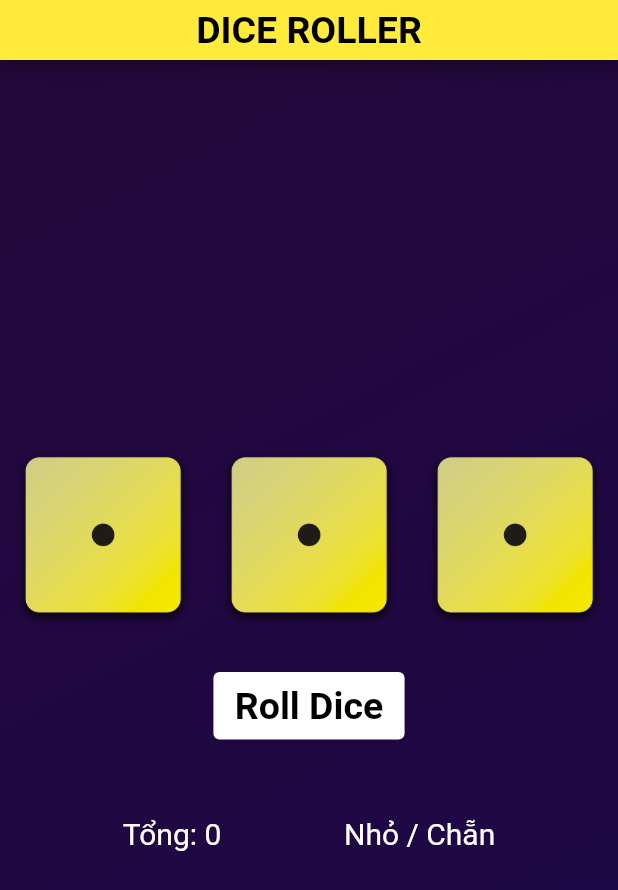
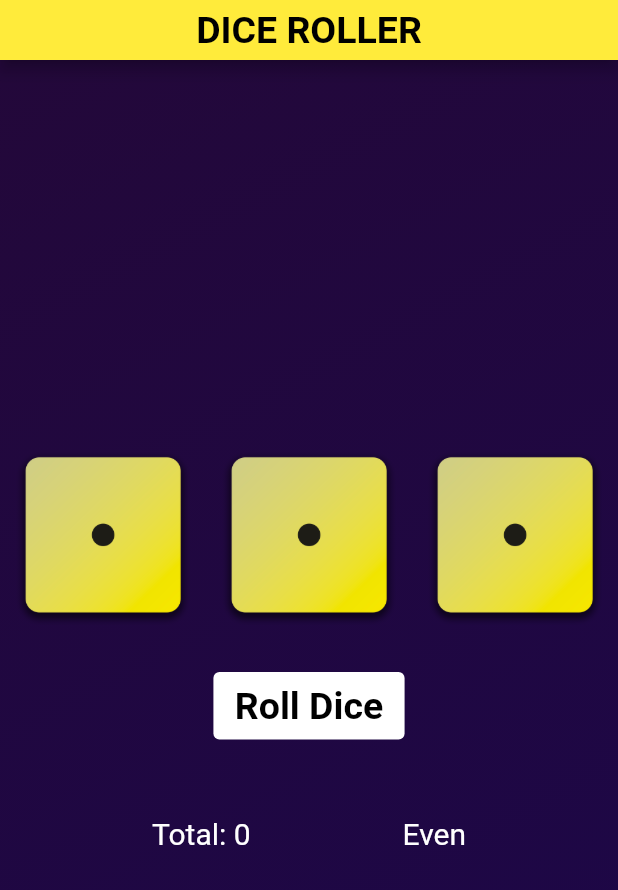
Before and after one commit to leminhtri1511/Roll_Dice_App, a Flutter app: the screen it shows after launch, on a phone screen of 412 x 824 dp. Shown: the top 890 px of the screen. Run offline on Flutter 3.47's test engine with Material 2 defaults, Android fonts, the light colour scheme and no system bars.

Commit message:
Update code

```diff
--- a/lib/dice_roll.dart
+++ b/lib/dice_roll.dart
@@ -1,8 +1,5 @@
-import 'package:flutter/src/widgets/framework.dart';
-import 'package:flutter/src/widgets/placeholder.dart';
 import 'dart:math';
 import 'package:flutter/material.dart';
-
 
 class DiceRoll extends StatefulWidget {
   const DiceRoll({super.key});
@@ -31,19 +28,12 @@ class _DiceRollState extends State<DiceRoll> {
 
   @override
   Widget build(BuildContext context) {
+    String resultDiv = '';
 
-    String resultSum = '', resultDiv ='';
-    if (sum > 10) {
-      resultSum = 'Lớn';
+    if (sum % 2 == 0) {
+      resultDiv = 'Even';
     } else {
-      resultSum = 'Nhỏ';
-    }
-
-    if(sum % 2 == 0 ) {
-      resultDiv = 'Chẵn';
-    }
-    else {
-      resultDiv ='Lẻ';
+      resultDiv = 'Odd';
     }
 
     return Column(
@@ -66,13 +56,10 @@ class _DiceRollState extends State<DiceRoll> {
             ),
           ],
         ),
-
         const SizedBox(height: 30),
-
         TextButton(
           onPressed: rollDice,
           style: TextButton.styleFrom(
-            // padding: const EdgeInsets.only(top: 20),
             foregroundColor: Colors.black,
             backgroundColor: Colors.white,
             textStyle: const TextStyle(
@@ -82,32 +69,19 @@ class _DiceRollState extends State<DiceRoll> {
           ),
           child: const Text(' Roll Dice '),
         ),
-
         const SizedBox(height: 50),
-
         Row(
           mainAxisAlignment: MainAxisAlignment.spaceEvenly,
           children: [
             Text(
-              'Tổng: $sum',
+              'Total: $sum',
               style: const TextStyle(
                 fontSize: 20,
                 color: Colors.white,
               ),
             ),
-
-            // const SizedBox(height: 20),
-
             Row(
               children: [
-                Text(
-                  '$resultSum / ',
-                  style: const TextStyle(
-                    fontSize: 20,
-                    color: Colors.white,
-                  ),
-                ),
-
                 Text(
                   '$resultDiv',
                   style: const TextStyle(
```
Also changed, not shown: 1 other file.
